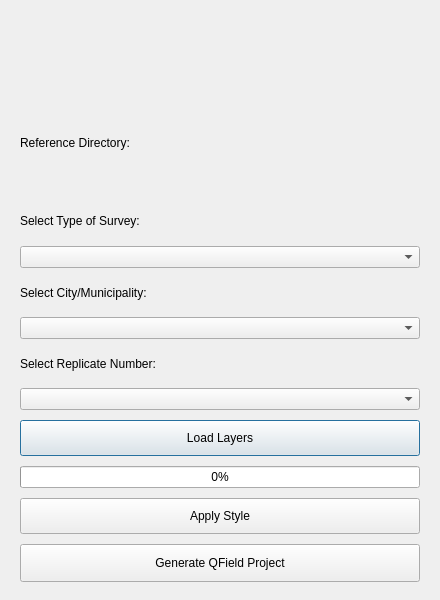
First picture: the form in loader_dialog.ui, repository Syano18/GeoFASU_Mod, before the edit.
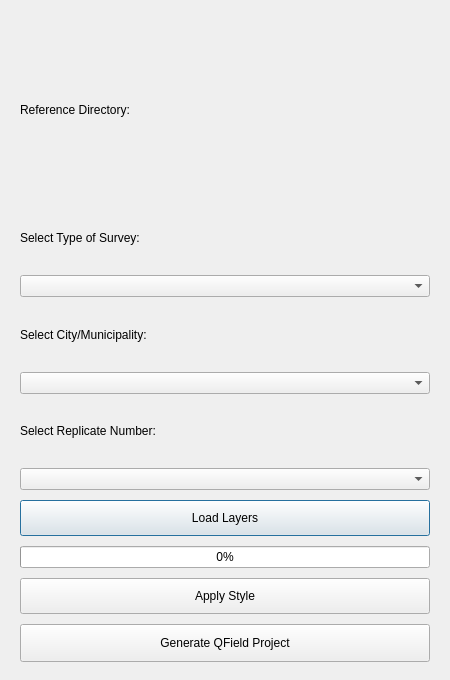
Second picture: the form after the edit. Custom widgets are drawn as their Qt base class.

Commit message: Resize Window

The edit to the form file:
```diff
--- a/loader_dialog.ui
+++ b/loader_dialog.ui
@@ -6,14 +6,14 @@
    <rect>
     <x>0</x>
     <y>0</y>
-    <width>440</width>
-    <height>600</height>
+    <width>450</width>
+    <height>680</height>
    </rect>
   </property>
   <property name="minimumSize">
    <size>
-    <width>410</width>
-    <height>580</height>
+    <width>430</width>
+    <height>640</height>
    </size>
   </property>
   <property name="windowTitle">
@@ -37,18 +37,6 @@
    </property>
    <item>
     <widget class="QLabel" name="iconLabel">
-     <property name="minimumSize">
-      <size>
-       <width>0</width>
-       <height>100</height>
-      </size>
-     </property>
-     <property name="maximumSize">
-      <size>
-       <width>16777215</width>
-       <height>120</height>
-      </size>
-     </property>
      <property name="text">
       <string/>
      </property>
```
The commit also changes 4 other files.
